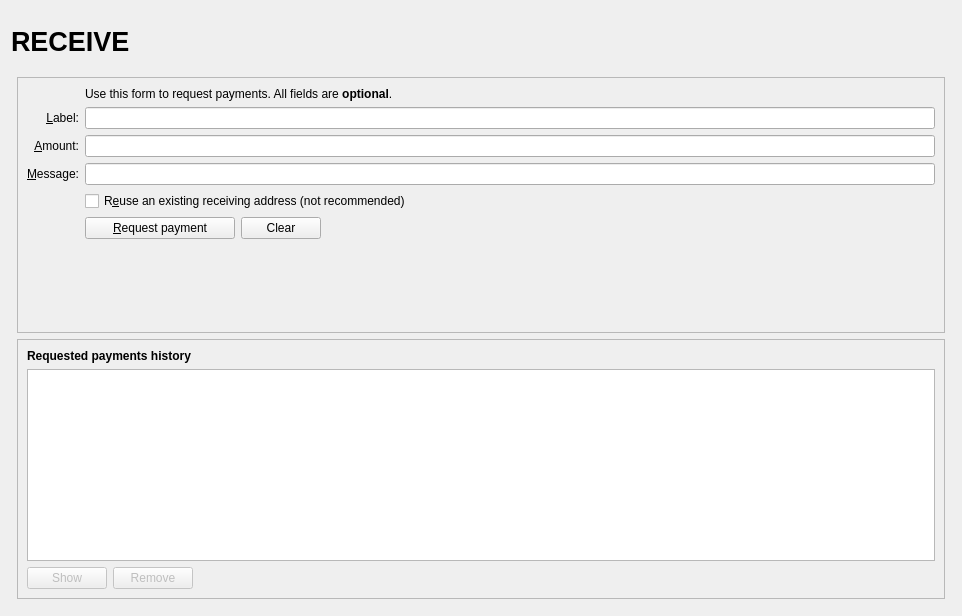
Old version of the form src/qt/forms/receivecoinsdialog.ui in the repository ZENZO-Ecosystem/ZENZO-Core-Archive.
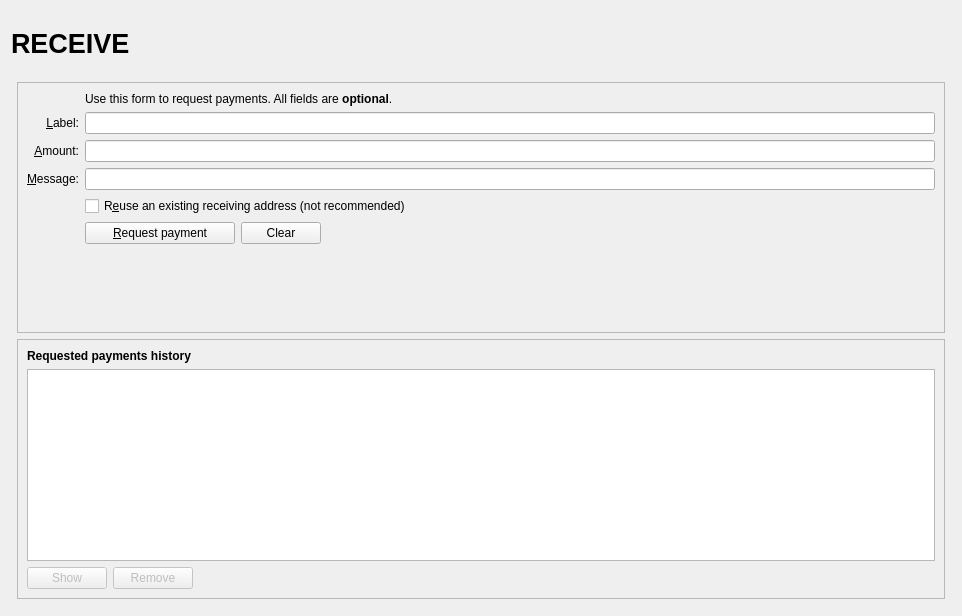
New version of the form. Icons and pictures are not drawn. Custom widgets are drawn as their Qt base class.

```diff
--- a/src/qt/forms/receivecoinsdialog.ui
+++ b/src/qt/forms/receivecoinsdialog.ui
@@ -76,14 +76,14 @@
            <widget class="QLabel" name="labelOverviewHeaderRight">
             <property name="minimumSize">
              <size>
-              <width>464</width>
-              <height>60</height>
+              <width>290</width>
+              <height>65</height>
              </size>
             </property>
             <property name="maximumSize">
              <size>
-              <width>16777215</width>
-              <height>60</height>
+              <width>290</width>
+              <height>65</height>
              </size>
             </property>
             <property name="font">
```
Left out of the diff: 27 changed lines with no effect on the pictures.
